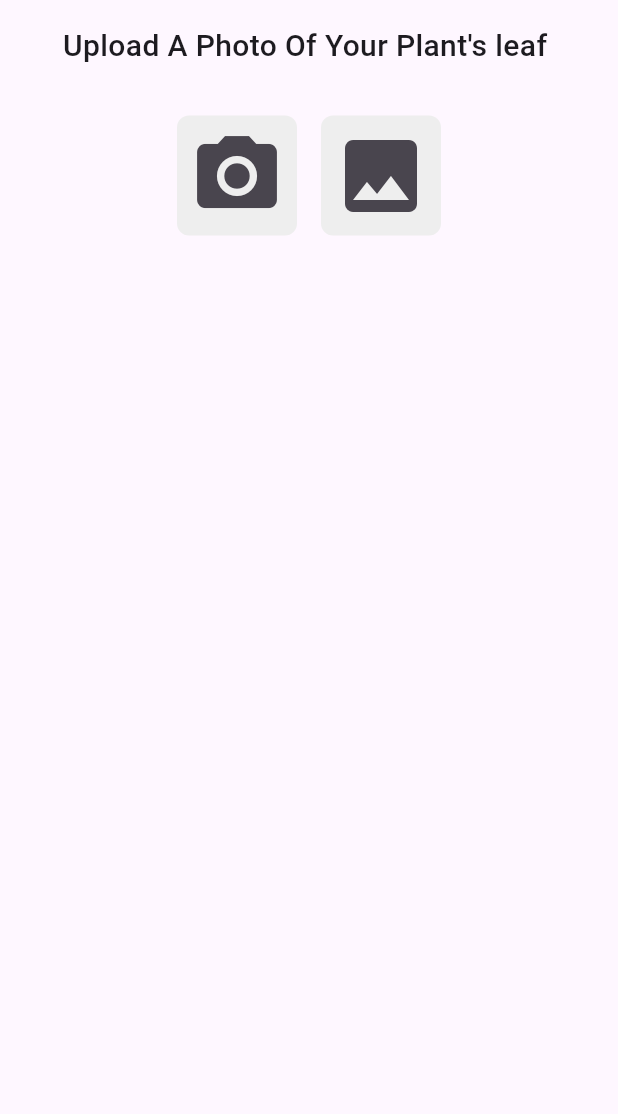
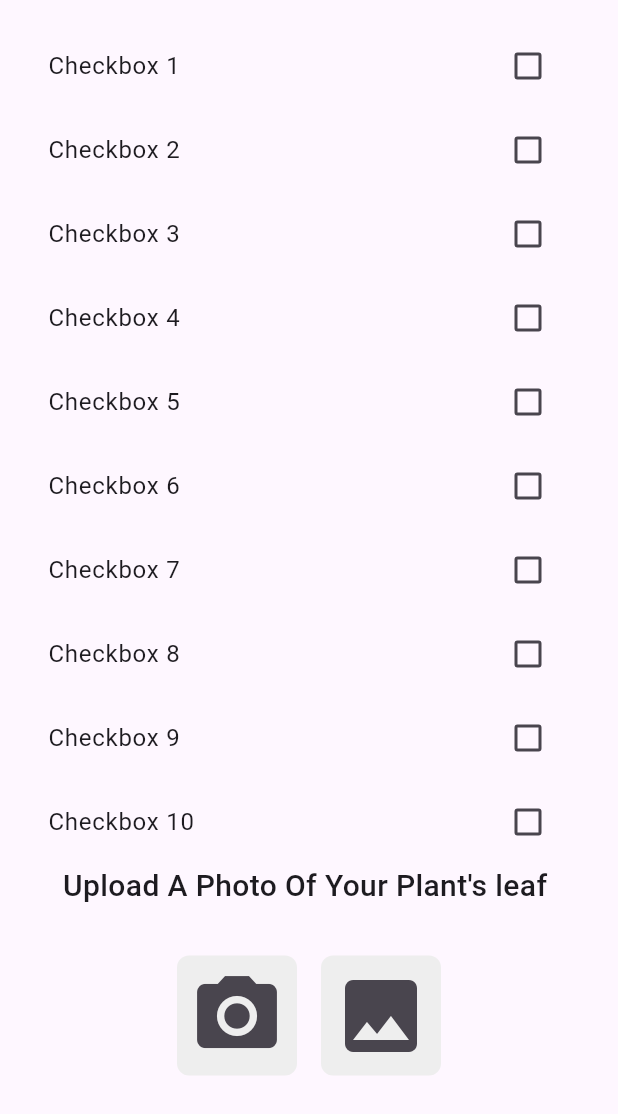
Before and after one commit to ayahareez/PlantDiseaseDetection, a Flutter app: the screen it shows after launch, after a tap on "Login", after a tap on "Login as a guest", on a phone screen of 412 x 824 dp. Shown: the top 1114 px of the screen. Run offline on Flutter 3.47's test engine with Material 3 defaults, Android fonts, the phone set to English and light mode, and no system bars; our stand-ins replace animated_splash_screen, bloc, cloud_firestore, dartz, equatable, firebase_auth and 10 more; accounts and stored records are empty; network calls fail.

Commit message:
'commit 18 - 2 nada '

```diff
--- a/lib/features/predict_plant_disease/presentation/bloc/disease_bloc.dart
+++ b/lib/features/predict_plant_disease/presentation/bloc/disease_bloc.dart
@@ -26,7 +26,7 @@ class DiseaseBloc extends Bloc<DiseaseEvent, DiseaseState> {
 
         emit(
           _eitherDoneMessageOrErrorState(
-              failureOrDoneMessage, ADD_SUCCESS_MESSAGE),
+              failureOrDoneMessage),
         );
       }
     });
@@ -34,12 +34,12 @@ class DiseaseBloc extends Bloc<DiseaseEvent, DiseaseState> {
 }
 
 DiseaseState _eitherDoneMessageOrErrorState(
-    Either<Failure, Disease> either, String message) {
+    Either<Failure, Disease> either) {
   return either.fold(
     (failure) => ErrorDiseaseState(
       message: _mapFailureToMessage(failure),
     ),
-    (_) => MessageDiseaseState(message: message),
+    (disease) => LoadedDiseaseState(disease: disease),
   );
 }
 
--- a/lib/features/predict_plant_disease/presentation/bloc/disease_state.dart
+++ b/lib/features/predict_plant_disease/presentation/bloc/disease_state.dart
@@ -28,3 +28,8 @@ class MessageDiseaseState extends DiseaseState {
   @override
   List<Object> get props => [message];
 }
+ class LoadedDiseaseState extends DiseaseState{
+  final Disease disease ;
+
+  LoadedDiseaseState({required this.disease});
+ }
--- a/lib/features/predict_plant_disease/presentation/pages/plant_photo_page.dart
+++ b/lib/features/predict_plant_disease/presentation/pages/plant_photo_page.dart
@@ -8,6 +8,20 @@ class PlantPhotoPage extends StatefulWidget {
 }
 
 class _PlantPhotoPageState extends State<PlantPhotoPage> {
+
+  List<String> checkboxNames = [
+    'Checkbox 1',
+    'Checkbox 2',
+    'Checkbox 3',
+    'Checkbox 4',
+    'Checkbox 5',
+    'Checkbox 6',
+    'Checkbox 7',
+    'Checkbox 8',
+    'Checkbox 9',
+    'Checkbox 10',
+  ];
+  List<bool> checkboxValues = List.generate(10, (index) => false);
   @override
   Widget build(BuildContext context) {
     return SafeArea(
@@ -19,6 +33,22 @@ class _PlantPhotoPageState extends State<PlantPhotoPage> {
             child: Column(
               crossAxisAlignment: CrossAxisAlignment.center,
               children: [
+            Column(
+            children: List.generate(
+            checkboxNames.length,
+                  (index) => CheckboxListTile(
+                title: Text(checkboxNames[index]),
+                value: checkboxValues[index],
+                onChanged: (value) {
+                  // You can add any additional logic here if needed
+                  // For simplicity, we are just updating the state
+                  setState(() {
+                    checkboxValues[index] = value!;
+                  });
+                },
+              ),
+            ),
+          ),
                 Text(
                   'Upload A Photo Of Your Plant\'s leaf ',
                   style: TextStyle(fontSize: 20, fontWeight: FontWeight.w500),
--- a/lib/main.dart
+++ b/lib/main.dart
@@ -1,12 +1,6 @@
 import 'package:firebase_core/firebase_core.dart';
 import 'package:flutter/material.dart';
 import 'package:flutter_bloc/flutter_bloc.dart';
-import 'package:internet_connection_checker/internet_connection_checker.dart';
-import 'package:plant_disease/core/networks/network_info.dart';
-import 'package:plant_disease/features/predict_plant_disease/data/data_sources/disease_remote_ds.dart';
-import 'package:plant_disease/features/predict_plant_disease/data/repositories/disease_repository_impl.dart';
-import 'package:plant_disease/features/predict_plant_disease/domain/repositories/disease_repository.dart';
-import 'package:plant_disease/features/predict_plant_disease/domain/usecases/add_photo_usecase.dart';
 import 'package:plant_disease/features/predict_plant_disease/presentation/bloc/disease_bloc.dart';
 import 'core/db_helper.dart';
 import 'features/auth/data/datasorce/authentication_remote_ds/authentication.dart';
@@ -14,11 +8,12 @@ import 'features/auth/data/datasorce/user_remote_ds/user_remote_ds.dart';
 import 'features/auth/presentation/bloc/auth_bloc/authentication_bloc.dart';
 import 'features/auth/presentation/bloc/user_data_bloc/user_data_bloc.dart';
 import 'features/auth/presentation/pages/splash_page.dart';
-import 'package:http/http.dart' as http;
+import 'injection_container.dart' as di;
 
 Future<void> main() async {
   WidgetsFlutterBinding.ensureInitialized();
   await Firebase.initializeApp();
+  await di.init();
   print(Firebase.apps.first);
   // await AuthenticationImp().signOut();
   runApp(
@@ -30,14 +25,8 @@ Future<void> main() async {
         BlocProvider<UserDataBloc>(
             create: (context) =>
                 UserDataBloc(UserDBModelImp(dbHelper: RemoteDBHelperImp()))),
-        BlocProvider(
-            create: (context) => DiseaseBloc(
-                    addPhotoUC: AddPhotoUC(
-                        diseaseRepository: DiseaseRepositoryImpl(
-                  networkInfo: NetworkInfoImpl(
-                      connectionChecker: InternetConnectionChecker()),
-                  diseaseRemoteDs: DiseaseRemoteDsImpl(client: http.Client()),
-                ))))
+        BlocProvider(create: (_) => di.sl<DiseaseBloc>()),
+
       ],
       child: MyApp(),
     ),
--- a/pubspec.yaml
+++ b/pubspec.yaml
@@ -53,7 +53,7 @@ dependencies:
   image_picker:
   firebase_storage:
   images_picker:
-  firebase_app_check:
+
 
 dev_dependencies:
   flutter_test:
```
Also changed, not shown: lib/injection_container.dart (+3 -4 lines), lib/features/predict_plant_disease/presentation/pages/predicted_result.dart (added), pubspec.lock, 2 other files.
